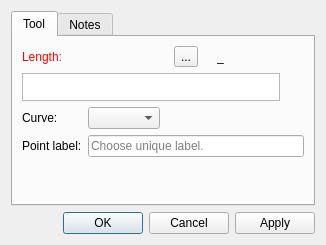
dismine/valentina, file src/libs/vtools/dialogs/tools/dialogcutsplinepath.ui: the form before one commit.
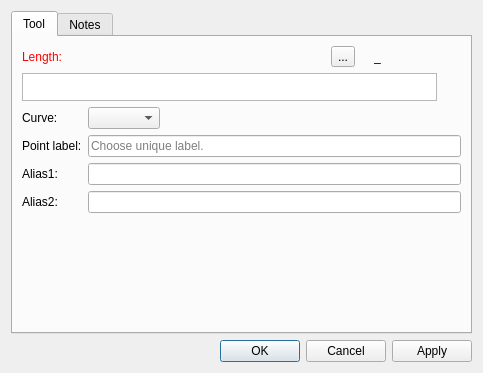
The form after the commit. Icons and pictures are not drawn. Custom widgets are drawn as their Qt base class.

Commit message: Alias field for tool Cut Spline Path.

The edit to the form file:
```diff
--- a/src/libs/vtools/dialogs/tools/dialogcutsplinepath.ui
+++ b/src/libs/vtools/dialogs/tools/dialogcutsplinepath.ui
@@ -6,8 +6,8 @@
    <rect>
     <x>0</x>
     <y>0</y>
-    <width>326</width>
-    <height>245</height>
+    <width>483</width>
+    <height>373</height>
    </rect>
   </property>
   <property name="windowTitle">
@@ -255,6 +255,34 @@
            </property>
           </widget>
          </item>
+         <item row="2" column="0">
+          <widget class="QLabel" name="labelAlias1">
+           <property name="text">
+            <string>Alias1:</string>
+           </property>
+          </widget>
+         </item>
+         <item row="3" column="0">
+          <widget class="QLabel" name="labelAlias2">
+           <property name="text">
+            <string>Alias2:</string>
+           </property>
+          </widget>
+         </item>
+         <item row="2" column="1">
+          <widget class="QLineEdit" name="lineEditAlias1">
+           <property name="clearButtonEnabled">
+            <bool>true</bool>
+           </property>
+          </widget>
+         </item>
+         <item row="3" column="1">
+          <widget class="QLineEdit" name="lineEditAlias2">
+           <property name="clearButtonEnabled">
+            <bool>true</bool>
+           </property>
+          </widget>
+         </item>
         </layout>
        </item>
        <item>
```
The commit also changes 8 other files.
